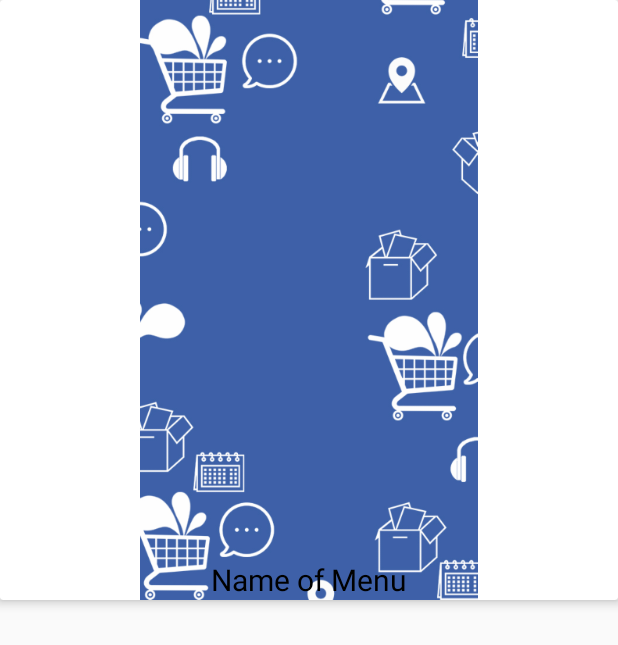
After one commit to MindInitiatives/ShopLasenaServer, an Android app: the layout menu_item.xml on its own in the app's theme, with its tools: preview values and no code run, on a phone screen of 412 x 824 dp. The commit adds this screen. Shown: the top 645 px of the screen. Run offline under Robolectric (Android 15) with nearby library versions, the phone set to English and light mode, and no system bars.

Commit message:
implemented MenuViewHolder, clickListener and added Firebase data Parsing

```diff
--- a/app/build.gradle
+++ b/app/build.gradle
@@ -40,6 +40,8 @@ dependencies {
     implementation('com.github.jd-alexander:android-flat-button:v1.1')
     implementation 'com.google.firebase:firebase-appindexing:10.2.0'
     implementation 'com.google.firebase:firebase-core:10.2.0'
+    implementation 'com.google.firebase:firebase-storage:10.2.0'
+    implementation 'com.google.firebase:firebase-auth:10.2.0'
     implementation 'com.google.firebase:firebase-database:10.2.0'
     implementation 'com.firebaseui:firebase-ui-database:1.2.0'
     implementation 'com.squareup.picasso:picasso:2.5.2'
--- /dev/null
+++ b/app/src/main/res/layout/menu_item.xml
@@ -0,0 +1,37 @@
+<?xml version="1.0" encoding="utf-8"?>
+<android.support.v7.widget.CardView
+    xmlns:android="http://schemas.android.com/apk/res/android"
+    android:layout_width="match_parent"
+    android:layout_height="400dp"
+    xmlns:app="http://schemas.android.com/apk/res-auto"
+    xmlns:card_view="http://schemas.android.com/tools"
+    app:cardElevation="4dp"
+    card_view:contentPadding="7dp"
+    card_view:cardCornerRadius="7dp"
+    card_view:cardMaxElevation="7dp">
+
+    <RelativeLayout
+        android:layout_width="match_parent"
+        android:layout_height="match_parent">
+
+        <ImageView
+            android:id="@+id/menu_image"
+            android:scaleType="fitCenter"
+            android:src="@drawable/bg_app"
+            android:layout_width="match_parent"
+            android:layout_height="match_parent" />
+
+        <TextView
+            android:id="@+id/menu_name"
+            android:text="Name of Menu"
+            android:textColor="@android:color/black"
+            android:textStyle="normal"
+            android:textSize="20sp"
+            android:gravity="center"
+            android:layout_alignParentBottom="true"
+            android:layout_width="match_parent"
+            android:layout_height="wrap_content" />
+
+    </RelativeLayout>
+
+</android.support.v7.widget.CardView>
```
Also changed, not shown: app/src/main/java/com/mindinitiatives/shoplasenaserver/Interface/ItemClickListener.java (added, +8 -0 lines), app/src/main/java/com/mindinitiatives/shoplasenaserver/MainActivity.java (+10 -0 lines), app/src/main/java/com/mindinitiatives/shoplasenaserver/Model/Category.java (added, +31 -0 lines), app/src/main/java/com/mindinitiatives/shoplasenaserver/Shop.java (+33 -1 lines), app/src/main/java/com/mindinitiatives/shoplasenaserver/ViewHolder/MenuViewHolder.java (added, +40 -0 lines).
